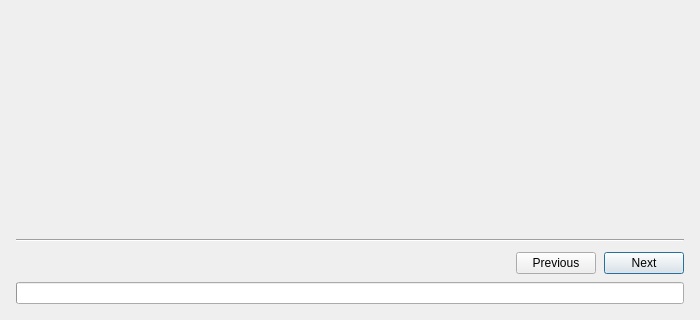
Qt form src/frontend/presentation/resources/ui/main_dialog.ui (Cristian-Blanco/Geo-Time-Lapse) before a commit; both pictures show x 0 to 700 and y 220 to 540 of the 700 by 540 pixel window.
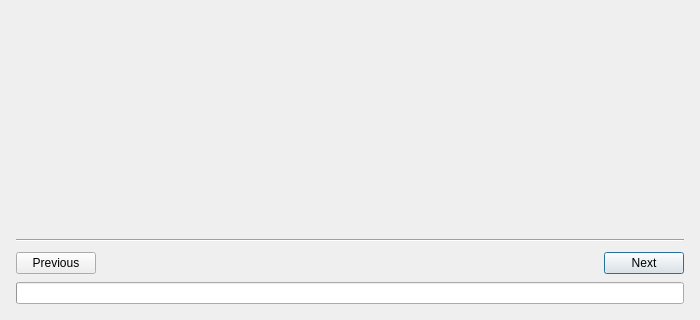
The same form after that commit.

Commit message: [Update] separate previous and next buttons using spacer

```diff
--- a/src/frontend/presentation/resources/ui/main_dialog.ui
+++ b/src/frontend/presentation/resources/ui/main_dialog.ui
@@ -99,6 +99,13 @@
       <layout class="QHBoxLayout">
        <property name="spacing"><number>8</number></property>
 
+       <item>
+        <widget class="QPushButton" name="btn_previous">
+         <property name="text"><string>Previous</string></property>
+         <property name="cursor"><cursorShape>PointingHandCursor</cursorShape></property>
+        </widget>
+       </item>
+
        <item>
         <spacer name="horizontalSpacer">
          <property name="orientation"><enum>Qt::Horizontal</enum></property>
@@ -108,13 +115,6 @@
         </spacer>
        </item>
 
-       <item>
-        <widget class="QPushButton" name="btn_previous">
-         <property name="text"><string>Previous</string></property>
-         <property name="cursor"><cursorShape>PointingHandCursor</cursorShape></property>
-        </widget>
-       </item>
-
        <item>
         <widget class="QPushButton" name="btn_next">
          <property name="text"><string>Next</string></property>
```
